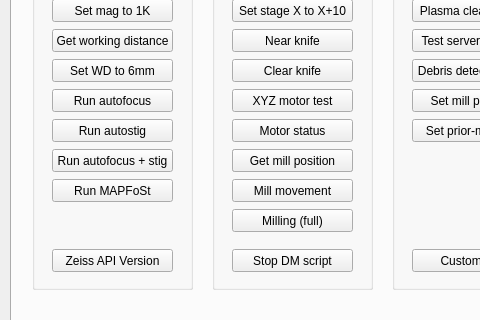
This is gui/main_window.ui in SBEMimage/SBEMimage as Qt 5 draws it before an edit; both pictures show x 0 to 480 and y 166 to 486 of the 711 by 950 pixel window. The edited form follows.
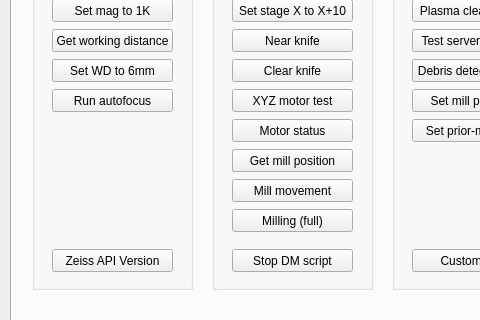
This is the edited form. The open tabs and pages were chosen to show the change.

What changed in the file:
```diff
--- a/gui/main_window.ui
+++ b/gui/main_window.ui
@@ -1853,45 +1853,6 @@
           <string>Run autofocus</string>
          </property>
         </widget>
-        <widget class="QPushButton" name="pushButton_testRunAutostig">
-         <property name="geometry">
-          <rect>
-           <x>20</x>
-           <y>180</y>
-           <width>121</width>
-           <height>23</height>
-          </rect>
-         </property>
-         <property name="text">
-          <string>Run autostig</string>
-         </property>
-        </widget>
-        <widget class="QPushButton" name="pushButton_testRunAutofocusStig">
-         <property name="geometry">
-          <rect>
-           <x>20</x>
-           <y>210</y>
-           <width>121</width>
-           <height>23</height>
-          </rect>
-         </property>
-         <property name="text">
-          <string>Run autofocus + stig</string>
-         </property>
-        </widget>
-        <widget class="QPushButton" name="pushButton_testRunAutofocusMapfost">
-         <property name="geometry">
-          <rect>
-           <x>20</x>
-           <y>240</y>
-           <width>121</width>
-           <height>23</height>
-          </rect>
-         </property>
-         <property name="text">
-          <string>Run MAPFoSt</string>
-         </property>
-        </widget>
        </widget>
        <widget class="QGroupBox" name="groupBox_6">
         <property name="geometry">
```
Left out of the diff: 32 changed lines with no effect on the pictures.
